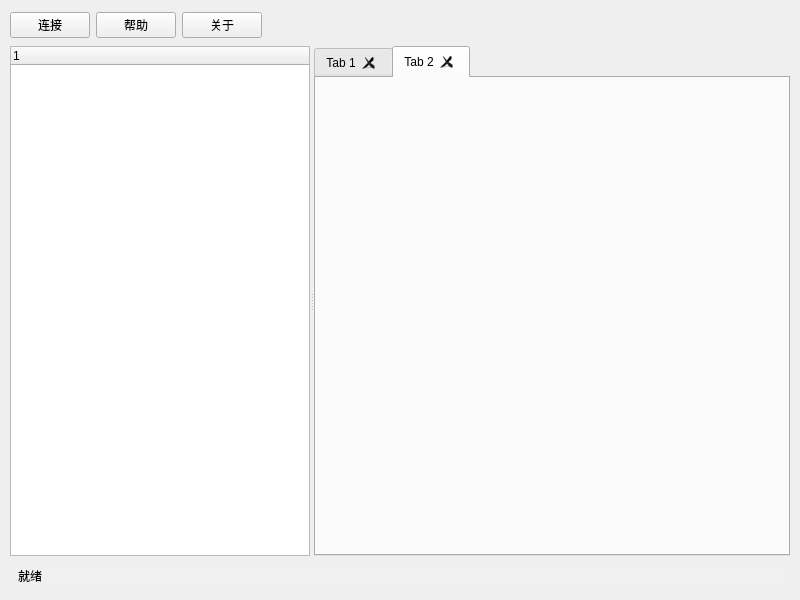
The window that form.ui (john9405/tkredis) describes before a commit, drawn with Qt 5.
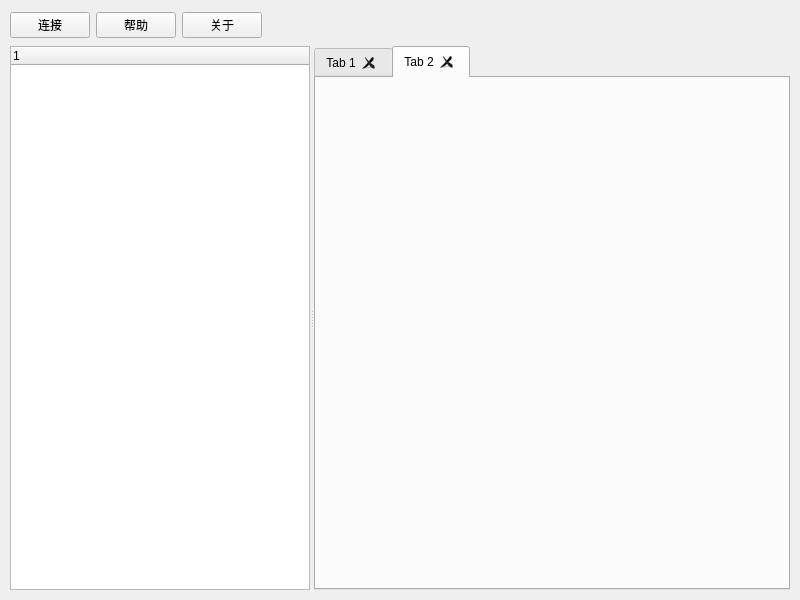
The same window after the commit.

```diff
--- a/form.ui
+++ b/form.ui
@@ -137,28 +137,6 @@
      </widget>
     </widget>
    </item>
-   <item>
-    <widget class="QLabel" name="statusLabel">
-     <property name="sizePolicy">
-      <sizepolicy hsizetype="Preferred" vsizetype="Fixed">
-       <horstretch>0</horstretch>
-       <verstretch>0</verstretch>
-      </sizepolicy>
-     </property>
-     <property name="minimumSize">
-      <size>
-       <width>0</width>
-       <height>25</height>
-      </size>
-     </property>
-     <property name="styleSheet">
-      <string notr="true">QLabel { background-color: #f0f0f0; padding: 5px; }</string>
-     </property>
-     <property name="text">
-      <string>就绪</string>
-     </property>
-    </widget>
-   </item>
   </layout>
  </widget>
  <resources/>
```
